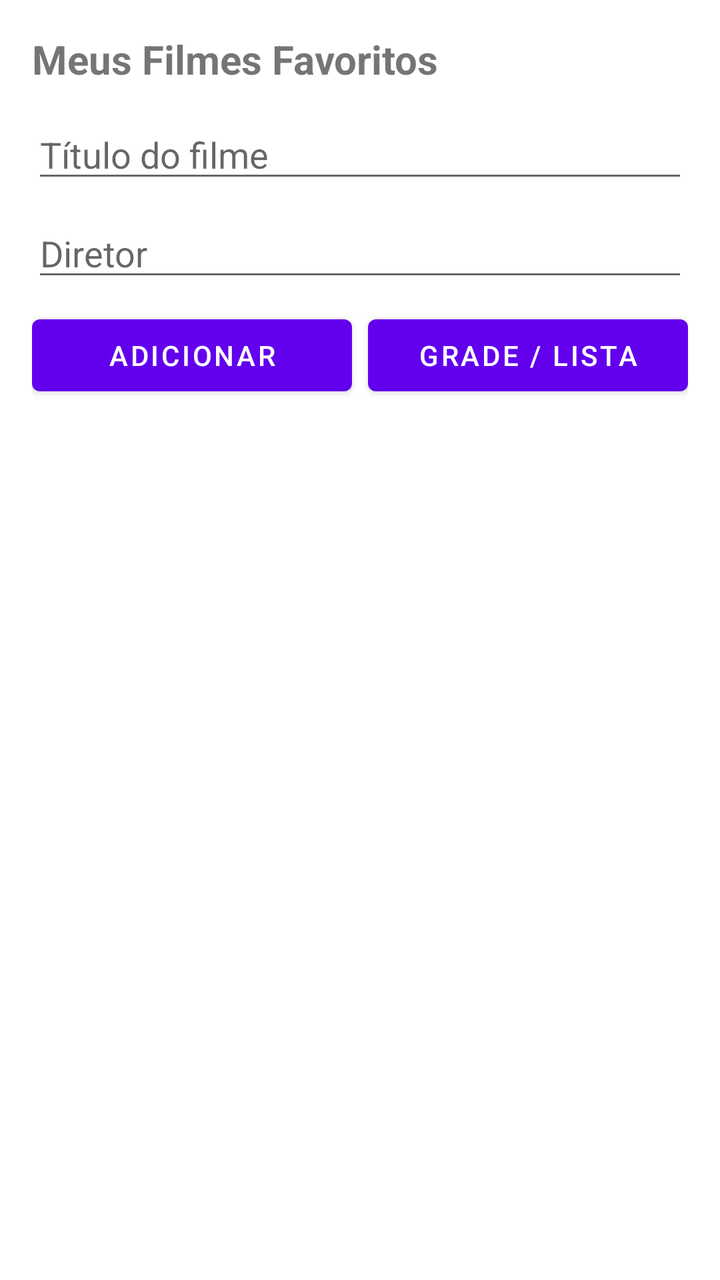
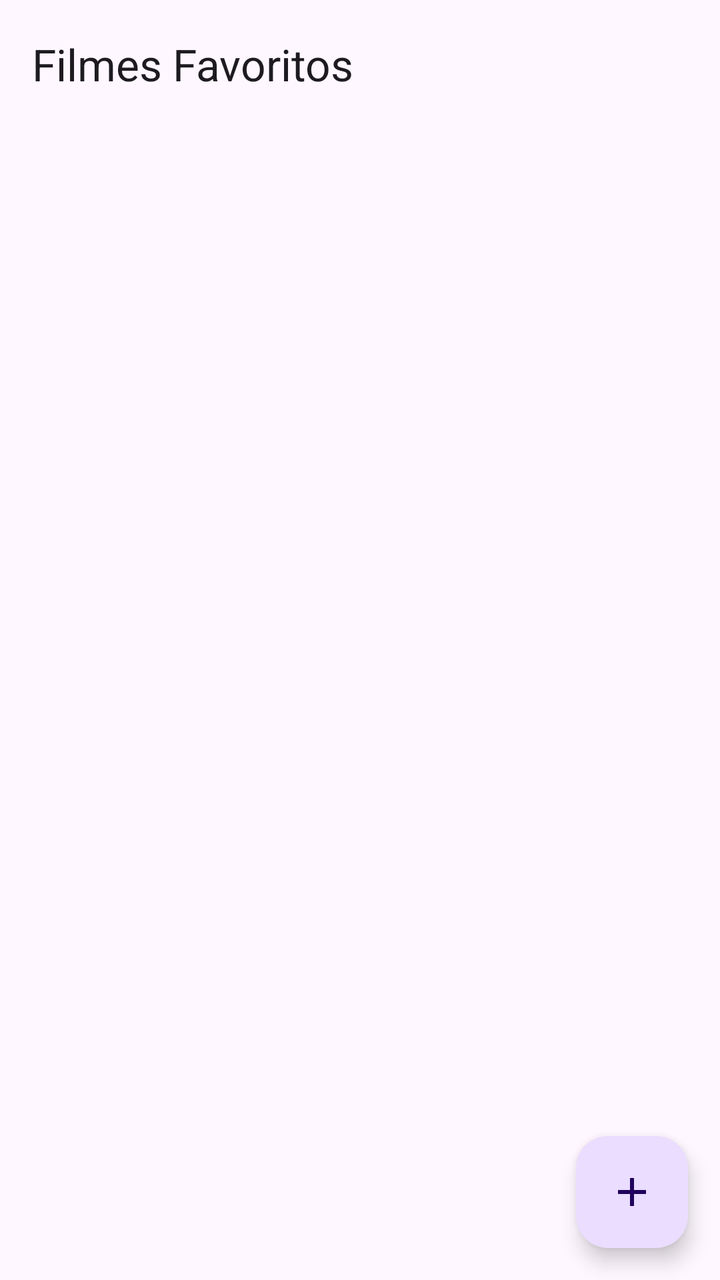

Two renders of the same Android screen: before a commit and after it. Below are the layout's source before the change and the commit's diff.
<!-- AndroidManifest.xml: application theme Theme.FilmesFavoritos -->
<!-- res/layout/activity_main.xml -->
<?xml version="1.0" encoding="utf-8"?>
<LinearLayout xmlns:android="http://schemas.android.com/apk/res/android"
    android:layout_width="match_parent"
    android:layout_height="match_parent"
    android:orientation="vertical"
    android:padding="16dp">

    <TextView
        android:layout_width="wrap_content"
        android:layout_height="wrap_content"
        android:text="Meus Filmes Favoritos"
        android:textSize="20sp"
        android:textStyle="bold"
        android:layout_marginBottom="12dp" />

    <EditText
        android:id="@+id/etTitle"
        android:layout_width="match_parent"
        android:layout_height="wrap_content"
        android:hint="Título do filme" />

    <EditText
        android:id="@+id/etDirector"
        android:layout_width="match_parent"
        android:layout_height="wrap_content"
        android:hint="Diretor"
        android:layout_marginTop="8dp" />

    <LinearLayout
        android:layout_width="match_parent"
        android:layout_height="wrap_content"
        android:orientation="horizontal"
        android:layout_marginTop="8dp">

        <Button
            android:id="@+id/btnAdd"
            android:layout_width="0dp"
            android:layout_height="wrap_content"
            android:layout_weight="1"
            android:text="Adicionar" />

        <Button
            android:id="@+id/btnToggleLayout"
            android:layout_width="0dp"
            android:layout_height="wrap_content"
            android:layout_weight="1"
            android:layout_marginStart="8dp"
            android:text="Grade / Lista" />

    </LinearLayout>

    <androidx.recyclerview.widget.RecyclerView
        android:id="@+id/recyclerView"
        android:layout_width="match_parent"
        android:layout_height="0dp"
        android:layout_weight="1"
        android:layout_marginTop="12dp"
        android:clipToPadding="false" />

</LinearLayout>
<!-- resources referenced by this layout -->
<resources>
  <style name="Theme.FilmesFavoritos" parent="Theme.MaterialComponents.DayNight.NoActionBar">
          <item name="colorPrimary">#6200EE</item>
          <item name="colorPrimaryDark">#3700B3</item>
          <item name="colorAccent">#03DAC5</item>
      </style>
</resources>

<!-- the commit's change to res/layout/activity_main.xml (unified diff, before → after) -->
@@ -1,60 +1,46 @@
 <?xml version="1.0" encoding="utf-8"?>
-<LinearLayout xmlns:android="http://schemas.android.com/apk/res/android"
+<androidx.coordinatorlayout.widget.CoordinatorLayout
+    xmlns:android="http://schemas.android.com/apk/res/android"
+    xmlns:app="http://schemas.android.com/apk/res-auto"
     android:layout_width="match_parent"
-    android:layout_height="match_parent"
-    android:orientation="vertical"
-    android:padding="16dp">
+    android:layout_height="match_parent">
+
+    <com.google.android.material.appbar.AppBarLayout
+        android:layout_width="match_parent"
+        android:layout_height="wrap_content">
+
+        <com.google.android.material.appbar.MaterialToolbar
+            android:id="@+id/toolbar"
+            android:layout_width="match_parent"
+            android:layout_height="?attr/actionBarSize"
+            app:title="@string/app_name" />
+    </com.google.android.material.appbar.AppBarLayout>
+
+    <androidx.recyclerview.widget.RecyclerView
+        android:id="@+id/recyclerMovies"
+        android:layout_width="match_parent"
+        android:layout_height="match_parent"
+        android:clipToPadding="false"
+        android:paddingBottom="88dp"
+        app:layout_behavior="@string/appbar_scrolling_view_behavior" />
 
     <TextView
+        android:id="@+id/tvEmpty"
         android:layout_width="wrap_content"
         android:layout_height="wrap_content"
-        android:text="Meus Filmes Favoritos"
-        android:textSize="20sp"
-        android:textStyle="bold"
-        android:layout_marginBottom="12dp" />
+        android:layout_gravity="center"
+        android:gravity="center"
+        android:text="@string/empty_list"
+        android:textAppearance="?attr/textAppearanceBodyLarge"
+        android:visibility="gone" />
 
-    <EditText
-        android:id="@+id/etTitle"
-        android:layout_width="match_parent"
+    <com.google.android.material.floatingactionbutton.FloatingActionButton
+        android:id="@+id/fabAdd"
+        android:layout_width="wrap_content"
         android:layout_height="wrap_content"
-        android:hint="Título do filme" />
+        android:layout_gravity="bottom|end"
+        android:layout_margin="16dp"
+        android:contentDescription="@string/add_movie"
+        app:srcCompat="@drawable/ic_add" />
 
-    <EditText
-        android:id="@+id/etDirector"
-        android:layout_width="match_parent"
-        android:layout_height="wrap_content"
-        android:hint="Diretor"
-        android:layout_marginTop="8dp" />
-
-    <LinearLayout
-        android:layout_width="match_parent"
-        android:layout_height="wrap_content"
-        android:orientation="horizontal"
-        android:layout_marginTop="8dp">
-
-        <Button
-            android:id="@+id/btnAdd"
-            android:layout_width="0dp"
-            android:layout_height="wrap_content"
-            android:layout_weight="1"
-            android:text="Adicionar" />
-
-        <Button
-            android:id="@+id/btnToggleLayout"
-            android:layout_width="0dp"
-            android:layout_height="wrap_content"
-            android:layout_weight="1"
-            android:layout_marginStart="8dp"
-            android:text="Grade / Lista" />
-
-    </LinearLayout>
-
-    <androidx.recyclerview.widget.RecyclerView
-        android:id="@+id/recyclerView"
-        android:layout_width="match_parent"
-        android:layout_height="0dp"
-        android:layout_weight="1"
-        android:layout_marginTop="12dp"
-        android:clipToPadding="false" />
-
-</LinearLayout>
+</androidx.coordinatorlayout.widget.CoordinatorLayout>
<!-- resource entries referenced after the edit -->
@@ -1,9 +1,19 @@
 <!-- resources referenced by this layout -->
 <resources>
-  <style name="Theme.FilmesFavoritos" parent="Theme.MaterialComponents.DayNight.NoActionBar">
-          <item name="colorPrimary">#6200EE</item>
-          <item name="colorPrimaryDark">#3700B3</item>
-          <item name="colorAccent">#03DAC5</item>
-      </style>
+  <!-- drawable ic_add (drawable) -->
+  <vector xmlns:android="http://schemas.android.com/apk/res/android"
+      android:width="24dp"
+      android:height="24dp"
+      android:tint="?attr/colorOnPrimaryContainer"
+      android:viewportWidth="24"
+      android:viewportHeight="24">
+      <path
+          android:fillColor="#FF000000"
+          android:pathData="M19,13h-6v6h-2v-6H5v-2h6V5h2v6h6v2z" />
+  </vector>
+  <string name="add_movie">Adicionar filme</string>
+  <string name="app_name">Filmes Favoritos</string>
+  <string name="empty_list">Nenhum filme favorito ainda.\nToque no + para adicionar.</string>
+  <style name="Theme.FilmesFavoritos" parent="Theme.Material3.DayNight.NoActionBar" />
 </resources>
 
